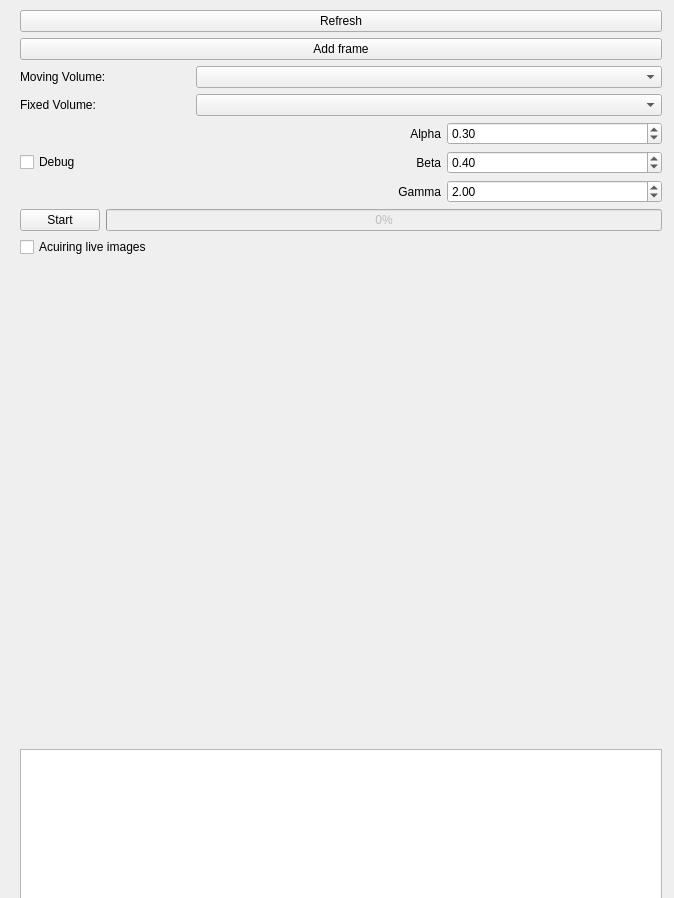
Old version of the form IbisPluginsExtraHoussem/VertebraRegistration/vertebraregistrationwidget.ui in the repository IbisNeuronav/Ibis.
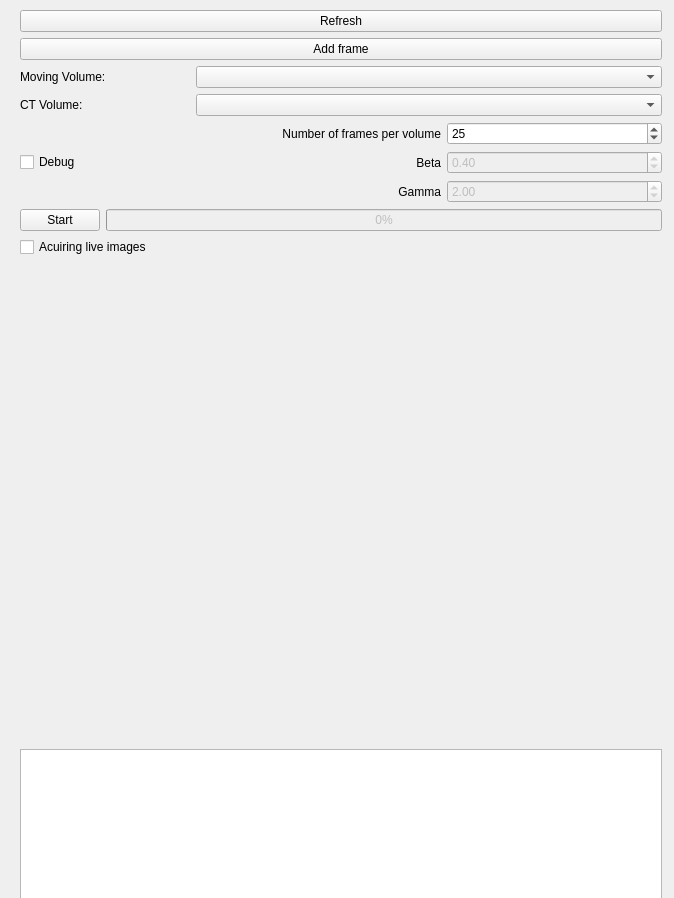
New version of the form. Custom widgets are drawn as their Qt base class.

The edit to the form file:
```diff
--- a/IbisPluginsExtraHoussem/VertebraRegistration/vertebraregistrationwidget.ui
+++ b/IbisPluginsExtraHoussem/VertebraRegistration/vertebraregistrationwidget.ui
@@ -77,7 +77,7 @@
            </size>
           </property>
           <property name="text">
-           <string>Fixed Volume:</string>
+           <string>CT Volume:</string>
           </property>
          </widget>
         </item>
@@ -119,7 +119,7 @@
             <item>
              <widget class="QLabel" name="label">
               <property name="text">
-               <string>Alpha</string>
+               <string>Number of frames per volume</string>
               </property>
               <property name="alignment">
                <set>Qt::AlignRight|Qt::AlignTrailing|Qt::AlignVCenter</set>
@@ -151,17 +151,26 @@
           <item>
            <layout class="QVBoxLayout" name="verticalLayout_2">
             <item>
-             <widget class="QDoubleSpinBox" name="alphaSpinBox">
+             <widget class="QSpinBox" name="numberOfFramesSpinBox">
+              <property name="minimum">
+               <number>5</number>
+              </property>
+              <property name="maximum">
+               <number>200</number>
+              </property>
               <property name="singleStep">
-               <double>0.100000000000000</double>
+               <number>5</number>
               </property>
               <property name="value">
-               <double>0.300000000000000</double>
+               <number>25</number>
               </property>
              </widget>
             </item>
             <item>
              <widget class="QDoubleSpinBox" name="betaSpinBox">
+              <property name="enabled">
+               <bool>false</bool>
+              </property>
               <property name="singleStep">
                <double>0.100000000000000</double>
               </property>
@@ -172,6 +181,9 @@
             </item>
             <item>
              <widget class="QDoubleSpinBox" name="gammaSpinBox">
+              <property name="enabled">
+               <bool>false</bool>
+              </property>
               <property name="singleStep">
                <double>0.100000000000000</double>
               </property>
```
